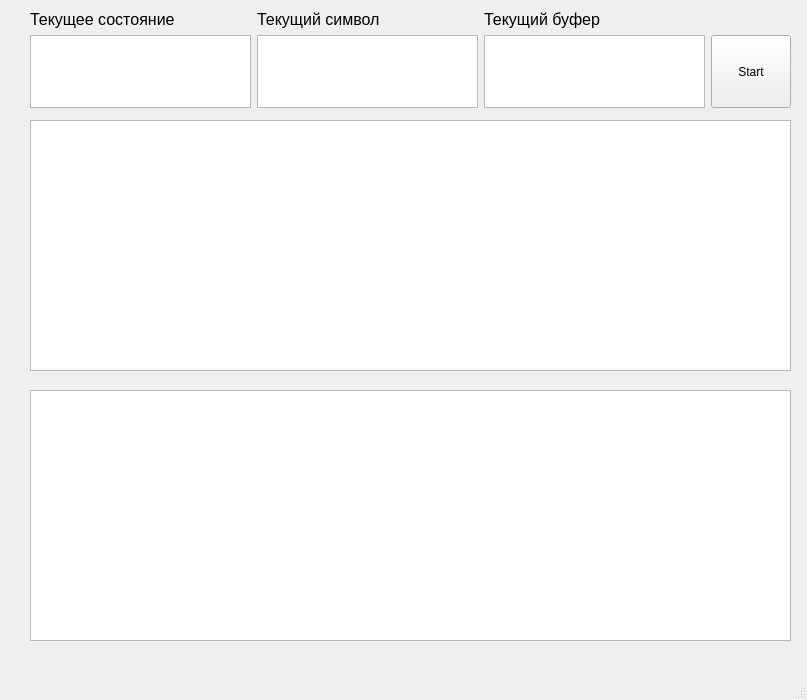
Above: lab1/ui/main.ui from Murlocki/translators before the change. Below: the same form after it.
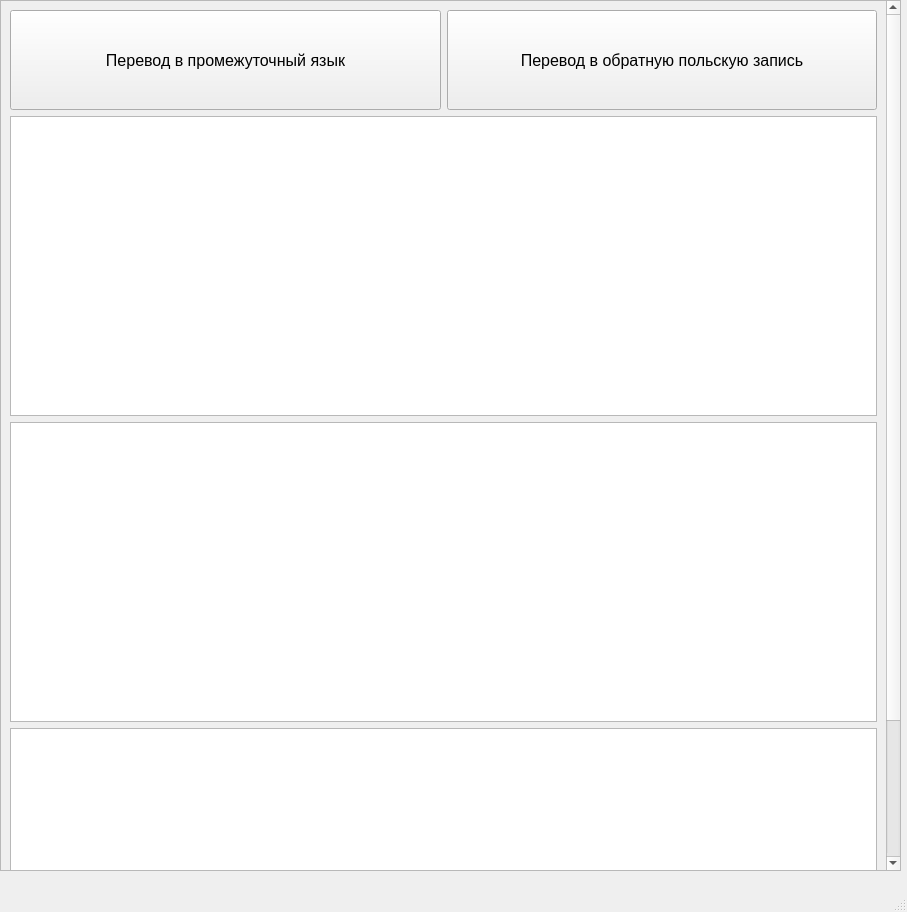
That is the form after the change.

What changed in the file:
```diff
--- a/lab1/ui/main.ui
+++ b/lab1/ui/main.ui
@@ -6,103 +6,165 @@
    <rect>
     <x>0</x>
     <y>0</y>
-    <width>807</width>
-    <height>700</height>
+    <width>907</width>
+    <height>912</height>
    </rect>
   </property>
   <property name="windowTitle">
    <string>Транслятор</string>
   </property>
   <widget class="QWidget" name="centralwidget">
-   <widget class="QTextEdit" name="input">
+   <widget class="QScrollArea" name="scrollArea">
     <property name="geometry">
      <rect>
-      <x>30</x>
-      <y>120</y>
-      <width>761</width>
-      <height>251</height>
+      <x>0</x>
+      <y>0</y>
+      <width>901</width>
+      <height>871</height>
      </rect>
     </property>
-   </widget>
-   <widget class="QTextEdit" name="output">
-    <property name="geometry">
-     <rect>
-      <x>30</x>
-      <y>390</y>
-      <width>761</width>
-      <height>251</height>
-     </rect>
+    <property name="sizePolicy">
+     <sizepolicy hsizetype="Preferred" vsizetype="Preferred">
+      <horstretch>0</horstretch>
+      <verstretch>0</verstretch>
+     </sizepolicy>
     </property>
-   </widget>
-   <widget class="QWidget" name="gridLayoutWidget">
-    <property name="geometry">
-     <rect>
-      <x>30</x>
-      <y>10</y>
-      <width>761</width>
-      <height>98</height>
-     </rect>
+    <property name="baseSize">
+     <size>
+      <width>5</width>
+      <height>0</height>
+     </size>
     </property>
-    <layout class="QGridLayout" name="gridLayout">
-     <item row="0" column="1">
-      <widget class="QLabel" name="label_2">
-       <property name="font">
-        <font>
-         <pointsize>12</pointsize>
-        </font>
-       </property>
-       <property name="text">
-        <string>Текущий символ</string>
-       </property>
-      </widget>
-     </item>
-     <item row="1" column="1">
-      <widget class="QTextEdit" name="buffer"/>
-     </item>
-     <item row="1" column="2">
-      <widget class="QTextEdit" name="symbol"/>
-     </item>
-     <item row="0" column="2">
-      <widget class="QLabel" name="label_3">
-       <property name="font">
-        <font>
-         <pointsize>12</pointsize>
-        </font>
-       </property>
-       <property name="text">
-        <string>Текущий буфер</string>
-       </property>
-      </widget>
-     </item>
-     <item row="1" column="0">
-      <widget class="QTextEdit" name="state"/>
-     </item>
-     <item row="0" column="0">
-      <widget class="QLabel" name="label">
-       <property name="font">
-        <font>
-         <pointsize>12</pointsize>
-        </font>
-       </property>
-       <property name="text">
-        <string>Текущее состояние</string>
-       </property>
-      </widget>
-     </item>
-     <item row="1" column="3">
-      <widget class="QPushButton" name="startButton">
-       <property name="sizePolicy">
-        <sizepolicy hsizetype="Expanding" vsizetype="Ignored">
-         <horstretch>0</horstretch>
-         <verstretch>0</verstretch>
-        </sizepolicy>
-       </property>
-       <property name="text">
-        <string>Start</string>
-       </property>
-      </widget>
-     </item>
-    </layout>
+    <property name="widgetResizable">
+     <bool>true</bool>
+    </property>
+    <widget class="QWidget" name="scrollAreaWidgetContents">
+     <property name="geometry">
+      <rect>
+       <x>0</x>
+       <y>0</y>
+       <width>882</width>
+       <height>1038</height>
+      </rect>
+     </property>
+     <property name="sizePolicy">
+      <sizepolicy hsizetype="Minimum" vsizetype="Minimum">
+       <horstretch>0</horstretch>
+       <verstretch>0</verstretch>
+      </sizepolicy>
+     </property>
+     <layout class="QVBoxLayout" name="verticalLayout">
+      <item>
+       <layout class="QGridLayout" name="gridLayout">
+        <item row="0" column="0">
+         <widget class="QPushButton" name="startButton">
+          <property name="sizePolicy">
+           <sizepolicy hsizetype="Preferred" vsizetype="Preferred">
+            <horstretch>0</horstretch>
+            <verstretch>0</verstretch>
+           </sizepolicy>
+          </property>
+          <property name="minimumSize">
+           <size>
+            <width>50</width>
+            <height>100</height>
+           </size>
+          </property>
+          <property name="font">
+           <font>
+            <pointsize>12</pointsize>
+           </font>
+          </property>
+          <property name="text">
+           <string>Перевод в промежуточный язык</string>
+          </property>
+         </widget>
+        </item>
+        <item row="0" column="1">
+         <widget class="QPushButton" name="reverseButton">
+          <property name="sizePolicy">
+           <sizepolicy hsizetype="Preferred" vsizetype="Preferred">
+            <horstretch>0</horstretch>
+            <verstretch>0</verstretch>
+           </sizepolicy>
+          </property>
+          <property name="minimumSize">
+           <size>
+            <width>50</width>
+            <height>100</height>
+           </size>
+          </property>
+          <property name="font">
+           <font>
+            <pointsize>12</pointsize>
+           </font>
+          </property>
+          <property name="text">
+           <string>Перевод в обратную польскую запись</string>
+          </property>
+         </widget>
+        </item>
+       </layout>
+      </item>
+      <item>
+       <widget class="QTextEdit" name="input">
+        <property name="sizePolicy">
+         <sizepolicy hsizetype="Expanding" vsizetype="Preferred">
+          <horstretch>0</horstretch>
+          <verstretch>0</verstretch>
+         </sizepolicy>
+        </property>
+        <property name="minimumSize">
+         <size>
+          <width>0</width>
+          <height>300</height>
+         </size>
+        </property>
+       </widget>
+      </item>
+      <item>
+       <widget class="QTextEdit" name="output">
+        <property name="enabled">
+         <bool>true</bool>
+        </property>
+        <property name="sizePolicy">
+         <sizepolicy hsizetype="Preferred" vsizetype="Preferred">
+          <horstretch>0</horstretch>
+          <verstretch>0</verstretch>
+         </sizepolicy>
+        </property>
+        <property name="minimumSize">
+         <size>
+          <width>300</width>
+          <height>300</height>
+         </size>
+        </property>
+        <property name="sizeIncrement">
+         <size>
+          <width>0</width>
+          <height>0</height>
+         </size>
+        </property>
+       </widget>
+      </item>
+      <item>
+       <widget class="QTextEdit" name="reverse_output">
+        <property name="sizePolicy">
+         <sizepolicy hsizetype="Preferred" vsizetype="Preferred">
+          <horstretch>0</horstretch>
+          <verstretch>0</verstretch>
+         </sizepolicy>
+        </property>
+        <property name="minimumSize">
+         <size>
+          <width>300</width>
+          <height>300</height>
+         </size>
+        </property>
+       </widget>
+      </item>
+     </layout>
+    </widget>
    </widget>
   </widget>
   <widget class="QMenuBar" name="menubar">
```
Left out of the diff: 2 changed lines with no effect on the pictures.
